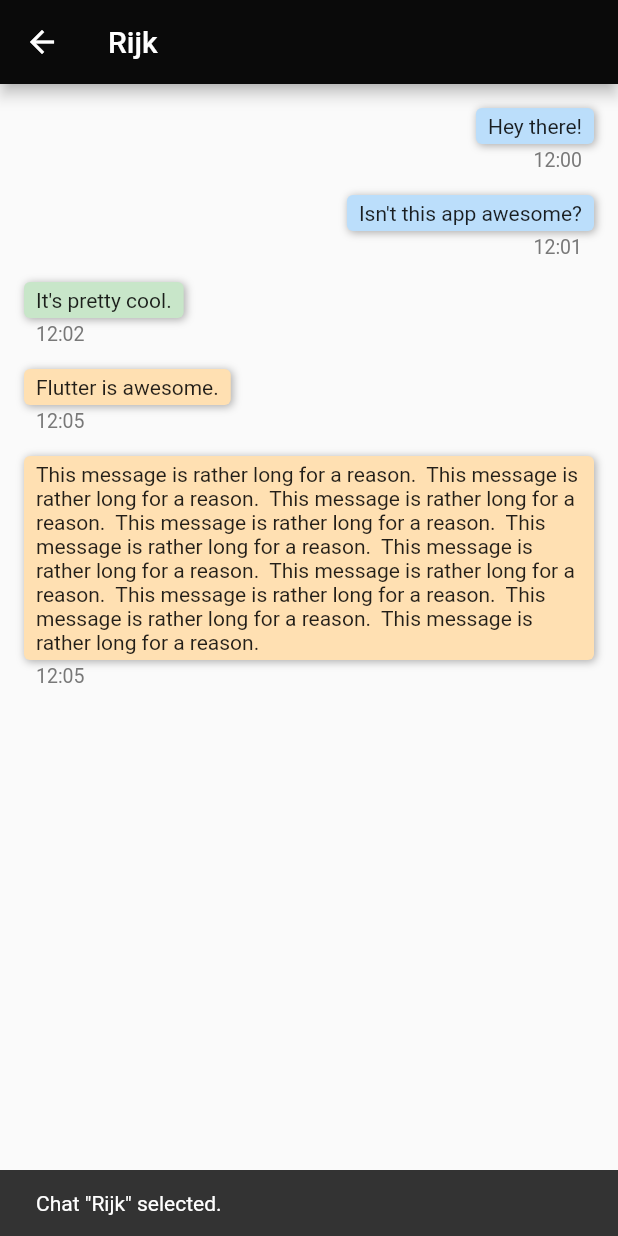
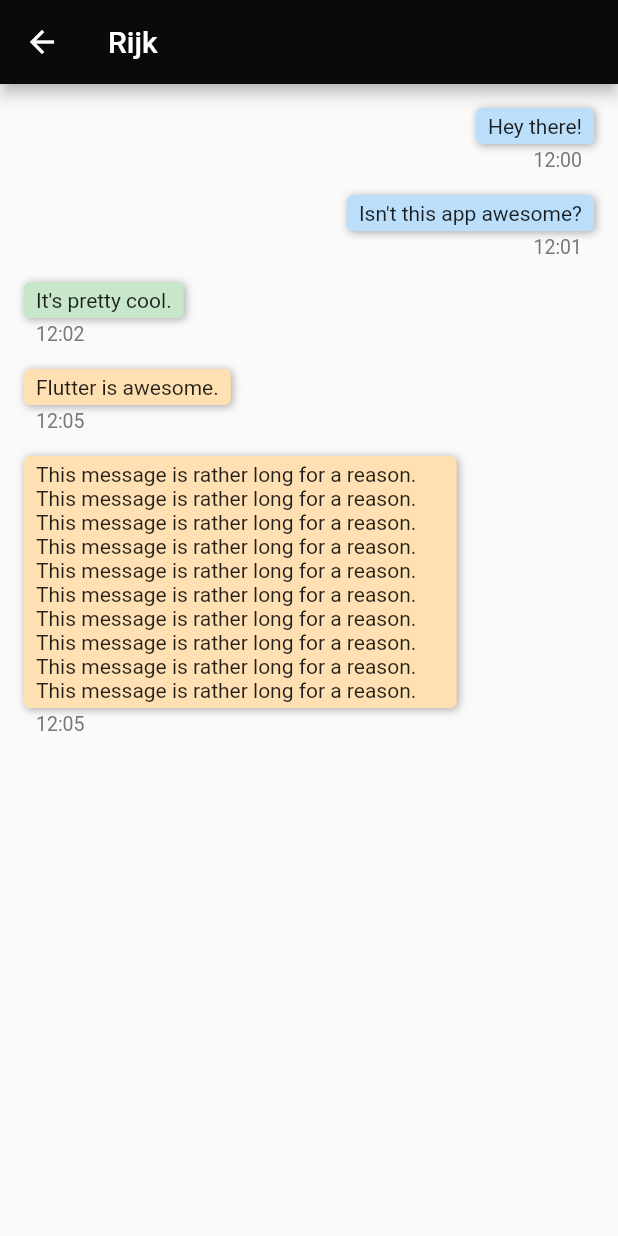
Before and after one commit to rijkdw/the_shed, a Flutter app: the UserHomePage screen opened directly, after a tap on the "near me" icon, after a tap on "Rijk", on a phone screen of 412 x 824 dp. Run offline on Flutter 3.47's test engine with Material 2 defaults, Android fonts, the phone set to English and light mode, and no system bars; our stand-ins replace curved_navigation_bar.

Commit message:
Transitions between chats.dart and chatscreen.dart fixed; now passes recipient's name to chatscreen; going back from chatscreen leads to chats.  Happy :)

```diff
--- a/front-end/lib/models/user.dart
+++ b/front-end/lib/models/user.dart
@@ -10,8 +10,7 @@ class User {
   //final Map followers;
   //final Map following;
 
-  User(String email, String username, String name, String picture, int post,
-      int follow) {
+  User(String email, String username, String name, String picture, int post, int follow) {
     this.email = email;
     this.username = username;
     this.picture = picture;
--- a/front-end/lib/screens/home/chats.dart
+++ b/front-end/lib/screens/home/chats.dart
@@ -1,5 +1,5 @@
 import 'package:flutter/material.dart';
-import 'package:rw334/service/constants.dart';
+import 'package:rw334/screens/home/chatscreen.dart';
 
 class Chats extends StatelessWidget {
 
@@ -46,7 +46,7 @@ class Chats extends StatelessWidget {
     },
     {
       'name': 'Barack Obama',
-      'last_message': 'Nice dick bro',
+      'last_message': 'Nice app bro',
       'last_message_time': '09:24',
       'unread': 0
     },
@@ -102,9 +102,9 @@ class Chats extends StatelessWidget {
 
       // tapping opens the chat
       onTap: () {
-        final snackBar = SnackBar(content: Text('Chat \"' + username + '\" selected.'));
-        Scaffold.of(context).showSnackBar(snackBar);
-        Navigator.pushNamed(context, CHATSCREEN, arguments: context);
+        // final snackBar = SnackBar(content: Text('Chat \"' + username + '\" selected.'));
+        // Scaffold.of(context).showSnackBar(snackBar);
+        Navigator.of(context).push(MaterialPageRoute(builder: (context) => ChatScreen(username)));
       },
 
       // build the chat row
--- a/front-end/lib/screens/home/chatscreen.dart
+++ b/front-end/lib/screens/home/chatscreen.dart
@@ -36,6 +36,10 @@ var _messageMapList = [
 
 class ChatScreen extends StatefulWidget {
 
+  final String recipientName;
+
+  const ChatScreen(this.recipientName);
+
   @override
   _ChatScreenState createState() => _ChatScreenState();
 
@@ -50,7 +54,11 @@ class _ChatScreenState extends State<ChatScreen> {
   Widget build(BuildContext context) {
     return Scaffold(
       appBar: AppBar(
-        title: Text('Rijk'),
+        leading: IconButton(
+          icon: Icon(Icons.arrow_back),
+          onPressed: () => Navigator.of(context).pop(),
+        ),
+        title: Text(widget.recipientName),
         backgroundColor: _titlebarColor,
       ),
       body: ConversationWidget()
@@ -126,6 +134,9 @@ class MessageWidget extends StatelessWidget {
         children: <Widget>[
           // the text
           Container(
+            constraints: BoxConstraints(
+              maxWidth: MediaQuery.of(context).size.width*0.7
+            ),
             decoration: BoxDecoration(
               borderRadius: BorderRadius.all(Radius.circular(4)),
               boxShadow: [
--- a/front-end/lib/service/router.dart
+++ b/front-end/lib/service/router.dart
@@ -20,6 +20,6 @@ Route<dynamic> generateRoute(RouteSettings settings) {
     case CHAT:
       return MaterialPageRoute(builder: (context) => Chats());
     case CHATSCREEN:
-      return MaterialPageRoute(builder: (context) => ChatScreen());
+      return MaterialPageRoute(builder: (context) => ChatScreen('Dummy'));
   }
 }
```
